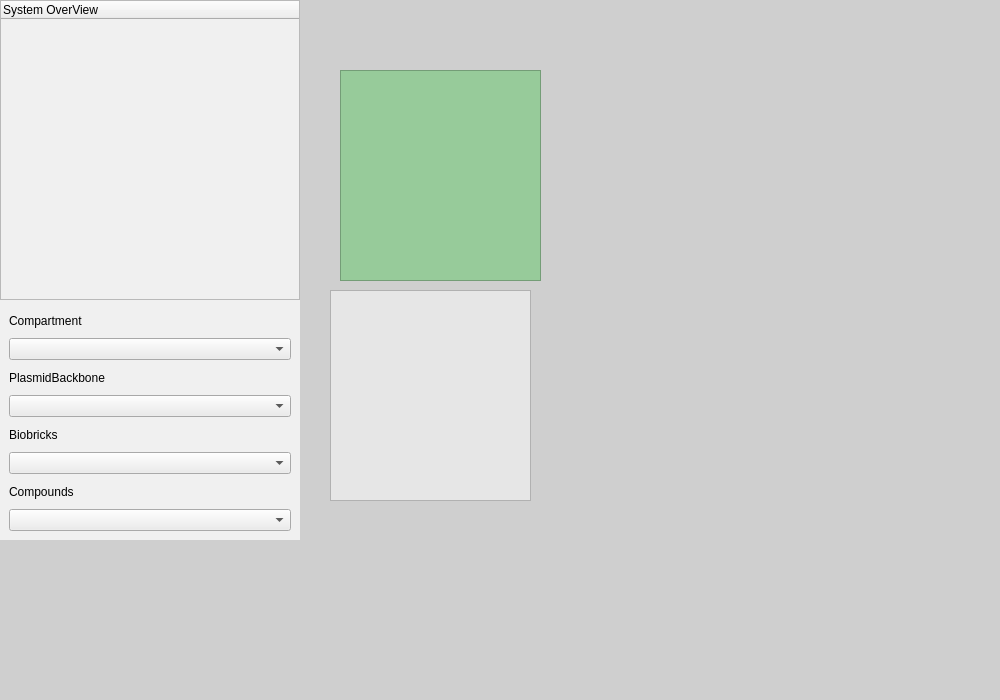
jkdirac/igame, file src/igameUiMort/MainGraphicsView.ui: the form before one commit.
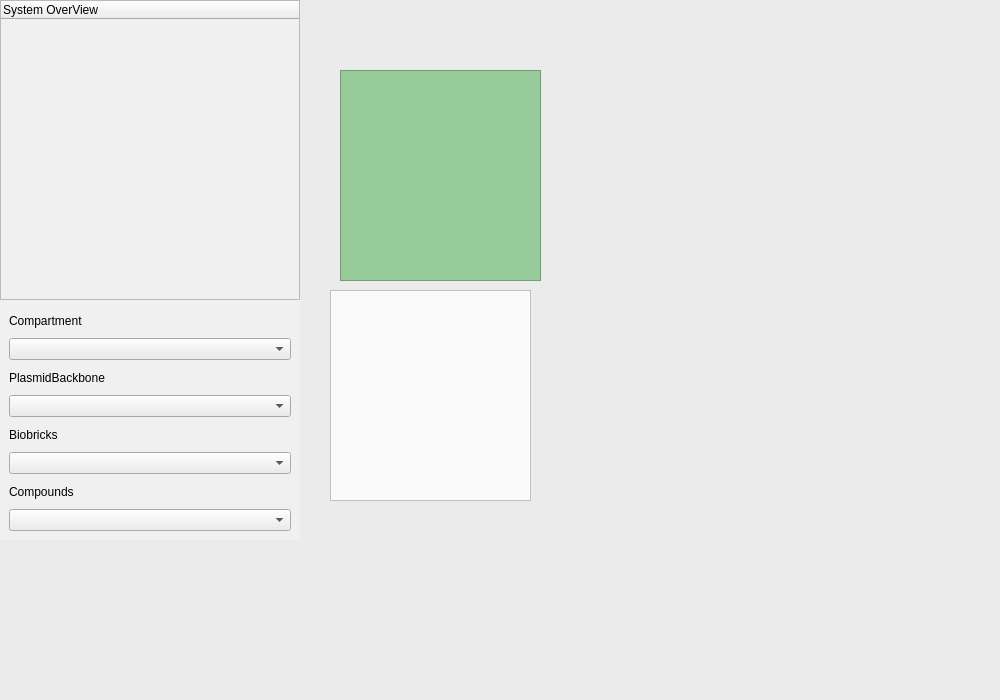
The form after the commit. Icons and pictures are not drawn.

What changed in the file:
```diff
--- a/src/igameUiMort/MainGraphicsView.ui
+++ b/src/igameUiMort/MainGraphicsView.ui
@@ -35,7 +35,7 @@
    <bool>false</bool>
   </property>
   <property name="styleSheet">
-   <string notr="true">background-color: rgb(207, 207, 207);</string>
+   <string notr="true">background-color: rgb(235, 235, 235);</string>
   </property>
   <widget class="QGraphicsView" name="m_mainGraph">
    <property name="geometry">
@@ -120,7 +120,7 @@
     </rect>
    </property>
    <property name="styleSheet">
-    <string notr="true">background-color: rgb(230, 230, 230);</string>
+    <string notr="true">background-color: rgb(250, 250, 250);</string>
    </property>
   </widget>
   <widget class="QGraphicsView" name="m_logo">
@@ -152,7 +152,7 @@
    <property name="geometry">
     <rect>
      <x>600</x>
-     <y>400</y>
+     <y>500</y>
      <width>200</width>
      <height>81</height>
     </rect>
@@ -181,7 +181,7 @@
    <property name="geometry">
     <rect>
      <x>200</x>
-     <y>400</y>
+     <y>500</y>
      <width>200</width>
      <height>81</height>
     </rect>
@@ -211,7 +211,7 @@
    <property name="geometry">
     <rect>
      <x>400</x>
-     <y>400</y>
+     <y>500</y>
      <width>200</width>
      <height>81</height>
     </rect>
```
